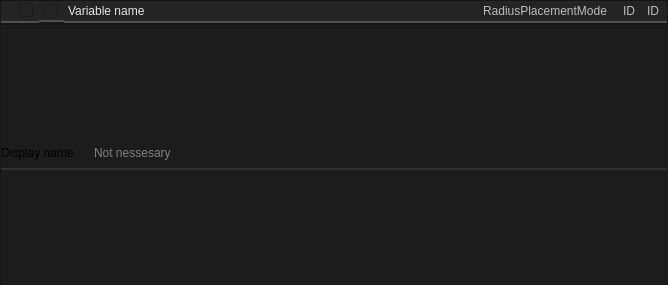
dertwist/Hammer5Tools, file smartprop_editor/variable_frame.ui: the form before one commit.
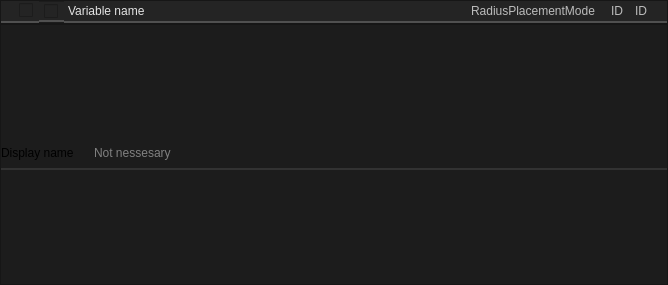
The form after the commit. Icons and pictures are not drawn.

Commit message: [SmartPropEditor] Fixed bug with weird id display in variable frame. Fixed a bug with getSaveFileName when pressing open as button

```diff
--- a/smartprop_editor/variable_frame.ui
+++ b/smartprop_editor/variable_frame.ui
@@ -328,7 +328,7 @@
        <widget class="QLineEdit" name="id_display">
         <property name="maximumSize">
          <size>
-          <width>24</width>
+          <width>36</width>
           <height>16777215</height>
          </size>
         </property>
```
The commit also changes 3 other files.
